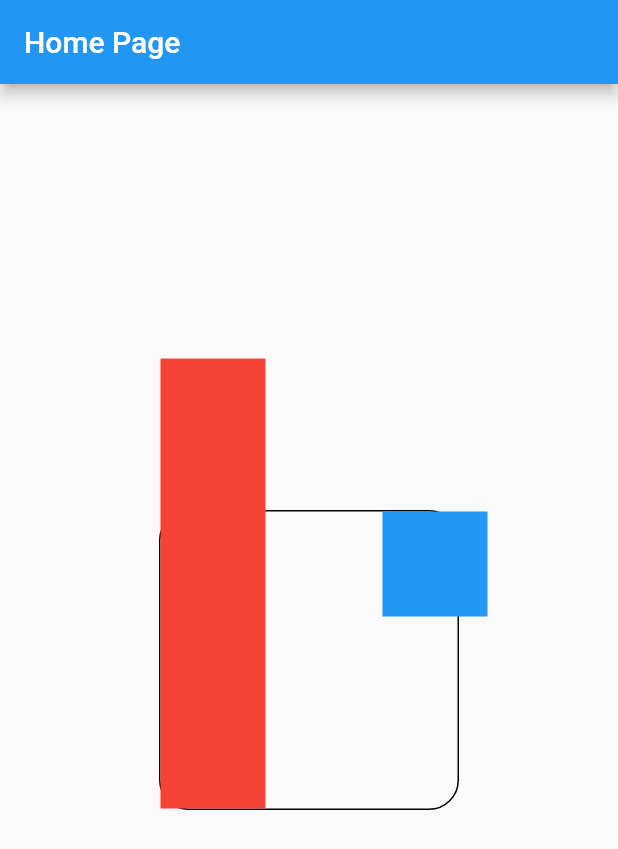
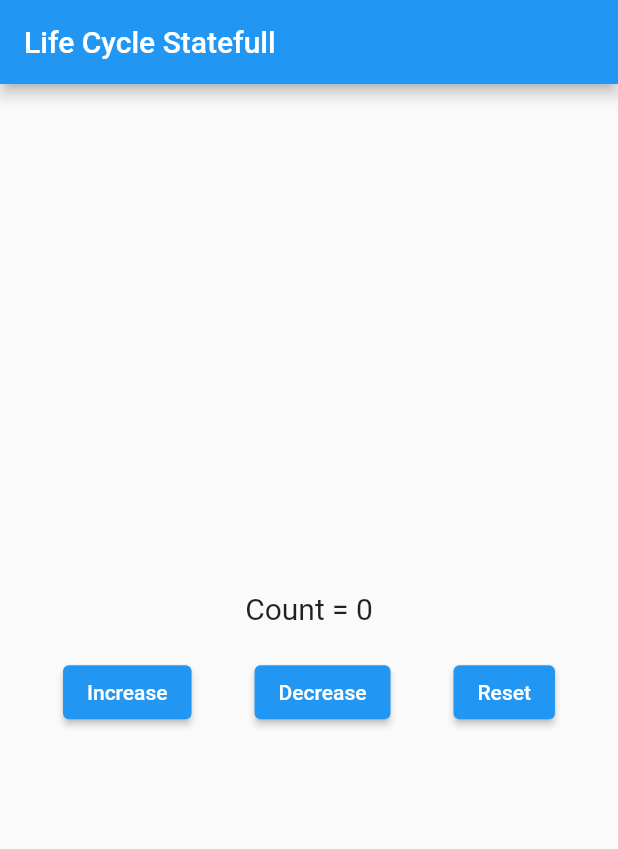
Before and after one commit to baotan2000/flutter_hello_word, a Flutter app: the screen it shows after launch, on a phone screen of 412 x 824 dp. Shown: the top 849 px of the screen. Run offline on Flutter 3.47's test engine with Material 2 defaults, Android fonts, the light colour scheme and no system bars.

Commit message:
life cycle sttful

```diff
--- /dev/null
+++ b/lib/life_cycle_statefull_widget.dart
@@ -0,0 +1,61 @@
+import 'package:flutter/material.dart';
+
+class LifeCycleStatefullWidget extends StatefulWidget {
+  const LifeCycleStatefullWidget({super.key});
+
+  @override
+  State<LifeCycleStatefullWidget> createState() =>
+      _LifeCycleStatefullWidgetState();
+}
+
+class _LifeCycleStatefullWidgetState extends State<LifeCycleStatefullWidget> {
+  int count = 0;
+  @override
+  Widget build(BuildContext context) {
+    return SafeArea(
+        child: Scaffold(
+            appBar: AppBar(
+              title: Text("Life Cycle Statefull"),
+            ),
+            body: Column(
+              mainAxisAlignment: MainAxisAlignment.center,
+              children: [
+                Text(
+                  "Count = $count",
+                  style: TextStyle(fontSize: 20),
+                ),
+                SizedBox(
+                  height: 20,
+                ),
+                Container(
+                  child: Row(
+                    mainAxisAlignment: MainAxisAlignment.spaceEvenly,
+                    children: [
+                      ElevatedButton(
+                          onPressed: () {
+                            setState(() {
+                              count++;
+                            });
+                          },
+                          child: Text("Increase")),
+                      ElevatedButton(
+                          onPressed: () {
+                            setState(() {
+                              count--;
+                            });
+                          },
+                          child: Text("Decrease")),
+                      ElevatedButton(
+                          onPressed: () {
+                            setState(() {
+                              count = 0;
+                            });
+                          },
+                          child: Text("Reset")),
+                    ],
+                  ),
+                ),
+              ],
+            )));
+  }
+}
--- a/lib/main.dart
+++ b/lib/main.dart
@@ -1,5 +1,6 @@
 import 'package:flutter/material.dart';
 import 'package:flutter_hello_word/home_page.dart';
+import 'package:flutter_hello_word/life_cycle_statefull_widget.dart';
 
 void main(List<String> args) {
   runApp(const MaterialApp(
@@ -16,7 +17,7 @@ class MyApp extends StatelessWidget {
     return MaterialApp(
       title: "Flutter Demo",
       theme: ThemeData(primarySwatch: Colors.blue),
-      home: HomePage(),
+      home: LifeCycleStatefullWidget(),
     );
   }
 }
```
